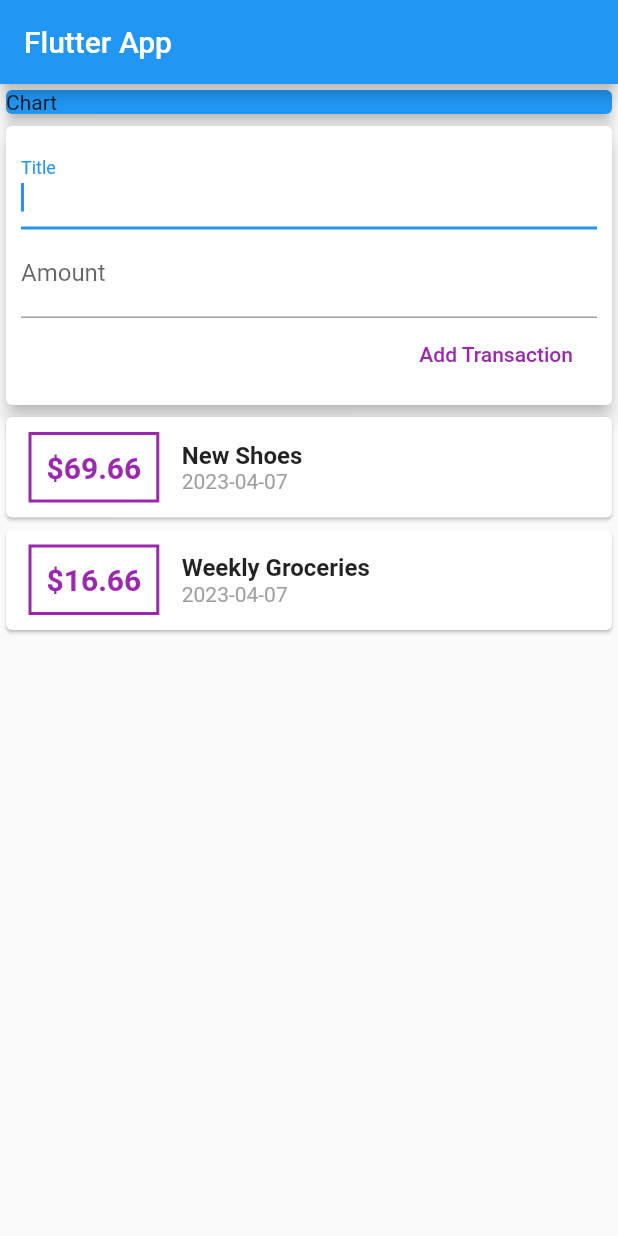
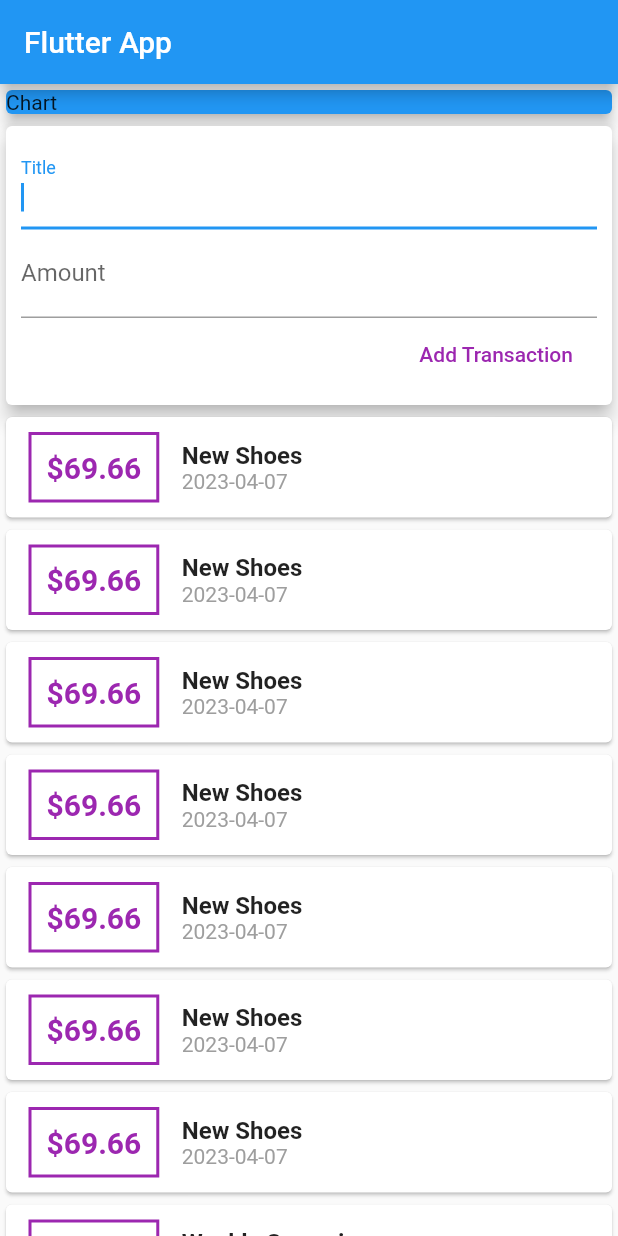
Before and after one commit to hiroshi-iwashita/practice_flutter_20230404, a Flutter app: the screen it shows after launch, on a phone screen of 412 x 824 dp. Run offline on Flutter 3.47's test engine with Material 2 defaults, Android fonts, the phone set to English and light mode, and no system bars.

Commit message:
update: singlechildscrollview on a widget

```diff
--- a/lib/widgets/transaction_list.dart
+++ b/lib/widgets/transaction_list.dart
@@ -10,7 +10,10 @@ class TransactionList extends StatelessWidget {
 
   @override
   Widget build(BuildContext context) {
-    return Column(
+    return Container(
+      height: 600,
+      child: SingleChildScrollView(
+        child: Column(
           children: transactions.map((tx) {
             return Card(
               child: Row(children: <Widget>[
@@ -56,6 +59,8 @@ class TransactionList extends StatelessWidget {
               ]),
             );
           }).toList(),
+        ),
+      ),
     );
   }
 }
--- a/lib/widgets/user_transactions.dart
+++ b/lib/widgets/user_transactions.dart
@@ -12,6 +12,42 @@ class UserTransactions extends StatefulWidget {
 
 class _UserTransactionsState extends State<UserTransactions> {
   final List<Transaction> _userTransactions = [
+    Transaction(
+      id: 't1',
+      title: 'New Shoes',
+      amount: 69.66,
+      date: DateTime.now(),
+    ),
+    Transaction(
+      id: 't1',
+      title: 'New Shoes',
+      amount: 69.66,
+      date: DateTime.now(),
+    ),
+    Transaction(
+      id: 't1',
+      title: 'New Shoes',
+      amount: 69.66,
+      date: DateTime.now(),
+    ),
+    Transaction(
+      id: 't1',
+      title: 'New Shoes',
+      amount: 69.66,
+      date: DateTime.now(),
+    ),
+    Transaction(
+      id: 't1',
+      title: 'New Shoes',
+      amount: 69.66,
+      date: DateTime.now(),
+    ),
+    Transaction(
+      id: 't1',
+      title: 'New Shoes',
+      amount: 69.66,
+      date: DateTime.now(),
+    ),
     Transaction(
       id: 't1',
       title: 'New Shoes',
```
Also changed, not shown: lib/main.dart (indentation only). Lines whose indentation alone changed are shown as unchanged.
